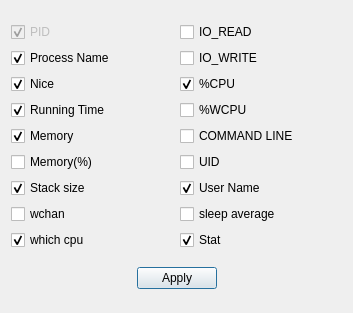
Above: qjdoptions.ui from xtfllbl/qjdprocess before the change. Below: the same form after it.
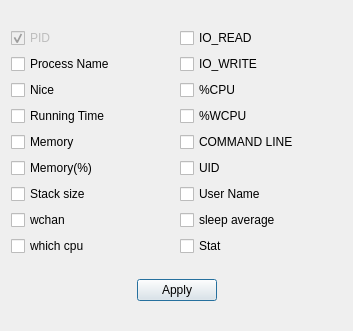
That is the form after the change.

Patch:
```diff
--- a/qjdoptions.ui
+++ b/qjdoptions.ui
@@ -7,7 +7,7 @@
     <x>0</x>
     <y>0</y>
     <width>353</width>
-    <height>313</height>
+    <height>331</height>
    </rect>
   </property>
   <property name="windowTitle">
@@ -48,7 +48,7 @@
         <string>Process Name</string>
        </property>
        <property name="checked">
-        <bool>true</bool>
+        <bool>false</bool>
        </property>
       </widget>
      </item>
@@ -68,7 +68,7 @@
         <string>Nice</string>
        </property>
        <property name="checked">
-        <bool>true</bool>
+        <bool>false</bool>
        </property>
       </widget>
      </item>
@@ -78,7 +78,7 @@
         <string>%CPU</string>
        </property>
        <property name="checked">
-        <bool>true</bool>
+        <bool>false</bool>
        </property>
       </widget>
      </item>
@@ -88,7 +88,7 @@
         <string>Running Time</string>
        </property>
        <property name="checked">
-        <bool>true</bool>
+        <bool>false</bool>
        </property>
       </widget>
      </item>
@@ -108,7 +108,7 @@
         <string>Memory</string>
        </property>
        <property name="checked">
-        <bool>true</bool>
+        <bool>false</bool>
        </property>
       </widget>
      </item>
@@ -148,7 +148,7 @@
         <string>Stack size</string>
        </property>
        <property name="checked">
-        <bool>true</bool>
+        <bool>false</bool>
        </property>
       </widget>
      </item>
@@ -158,7 +158,7 @@
         <string>User Name</string>
        </property>
        <property name="checked">
-        <bool>true</bool>
+        <bool>false</bool>
        </property>
       </widget>
      </item>
@@ -188,17 +188,20 @@
         <string>which cpu</string>
        </property>
        <property name="checked">
-        <bool>true</bool>
+        <bool>false</bool>
        </property>
       </widget>
      </item>
      <item row="8" column="1">
       <widget class="QCheckBox" name="chkStat">
+       <property name="enabled">
+        <bool>true</bool>
+       </property>
        <property name="text">
         <string>Stat</string>
        </property>
        <property name="checked">
-        <bool>true</bool>
+        <bool>false</bool>
        </property>
       </widget>
      </item>
```
